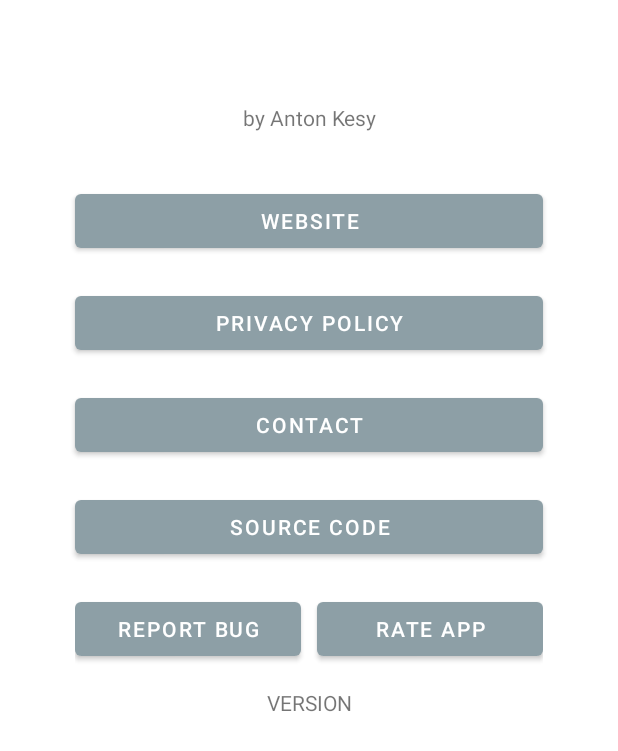
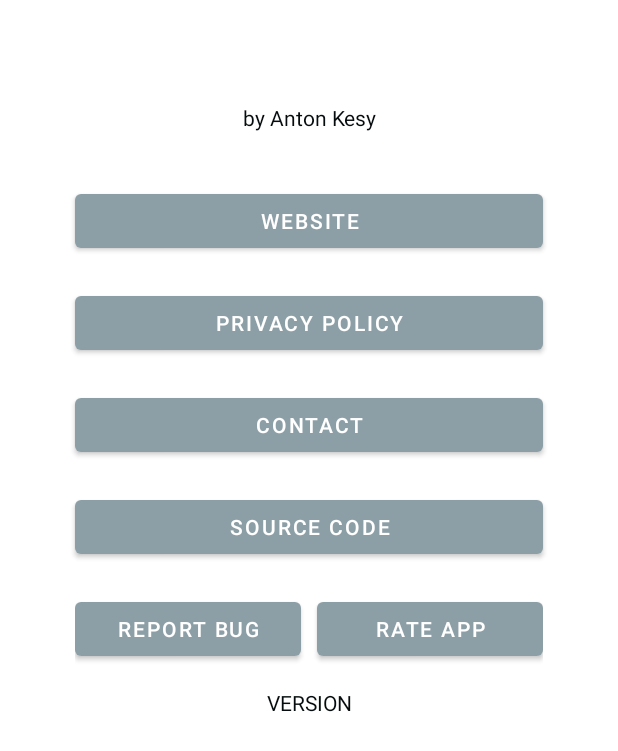
Before and after one commit to antonkesy/r6adssensitivitycalculator-android, an Android app: the AboutActivity screen opened directly, with no data from a screen before it, on a phone screen of 412 x 824 dp. Shown: the part 467-1218 px from the top of the screen. Run offline under Robolectric (Android 15) with nearby library versions, the phone set to English and light mode, and no system bars; 1 statement that could not run was skipped.

Commit message:
update about text color

```diff
--- a/r6adssensitivitycalculator/app/src/main/res/layout/activity_about.xml
+++ b/r6adssensitivitycalculator/app/src/main/res/layout/activity_about.xml
@@ -27,6 +27,7 @@
             android:padding="@dimen/about_padding">
 
             <TextView
+
                 style="@style/about_content"
                 android:layout_width="match_parent"
                 android:layout_height="wrap_content"
--- a/r6adssensitivitycalculator/app/src/main/res/values/styles.xml
+++ b/r6adssensitivitycalculator/app/src/main/res/values/styles.xml
@@ -86,9 +86,11 @@
     <style name="about_topic">
         <item name="android:gravity">center</item>
         <item name="textAllCaps">true</item>
+        <item name="android:textColor">?color</item>
     </style>
 
     <style name="about_content">
+        <item name="android:textColor">?color</item>
         <item name="android:gravity">center</item>
     </style>
 
```
